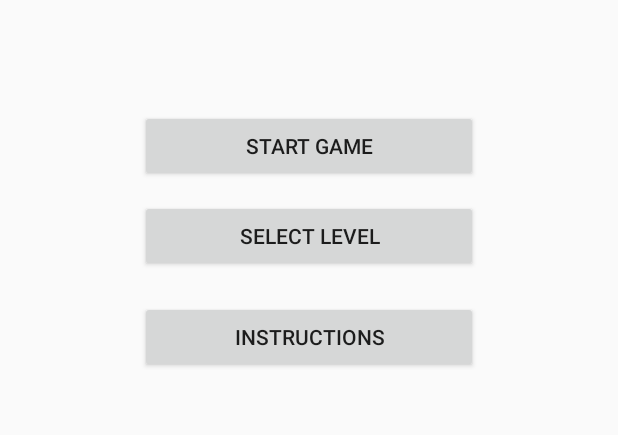
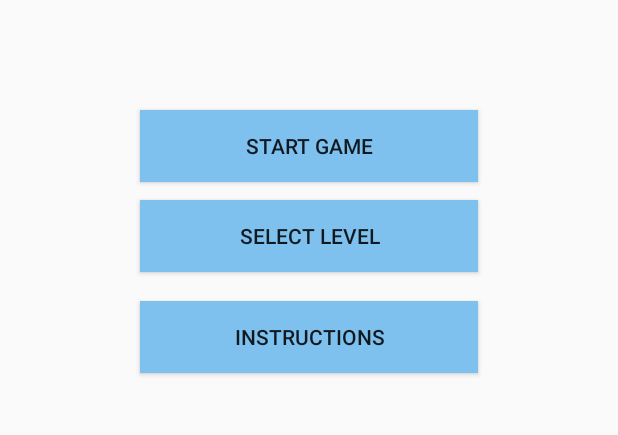
Before and after one commit to ayoawoyelu/Labyrinth, an Android app: the screen it shows after launch (MainActivity), on a phone screen of 412 x 824 dp, the part 137-572 px from its top. Run offline under Robolectric (Android 15) with nearby library versions, the phone set to English and light mode, and no system bars.

Commit message:
Blue Buttons

```diff
--- a/app/src/main/java/com/example/ayoawoyelu/labyrinth/MainActivity.java
+++ b/app/src/main/java/com/example/ayoawoyelu/labyrinth/MainActivity.java
@@ -2,6 +2,7 @@
 package com.example.ayoawoyelu.labyrinth;
 
 import android.content.Intent;
+import android.graphics.Color;
 import android.os.Bundle;
 import android.support.v7.app.AppCompatActivity;
 import android.view.View;
@@ -38,6 +39,9 @@ public void init(){
                 startActivity(intent);
             }
         });
+    StartGame.setBackgroundColor(Color.parseColor("#7ec0ee"));
+    SelectLevel.setBackgroundColor(Color.parseColor("#7ec0ee"));
+    Instruction.setBackgroundColor(Color.parseColor("#7ec0ee"));
 
 }
     @Override
--- a/app/src/main/res/layout/activity_main.xml
+++ b/app/src/main/res/layout/activity_main.xml
@@ -23,7 +23,6 @@
         android:id="@+id/Start"
         android:layout_marginTop="73dp"
         android:elevation="9dp"
-        android:color ="#1e3f9b"
         android:width="225dp"
         android:layout_below="@+id/textView"
         android:layout_alignLeft="@+id/Instruction"
```
